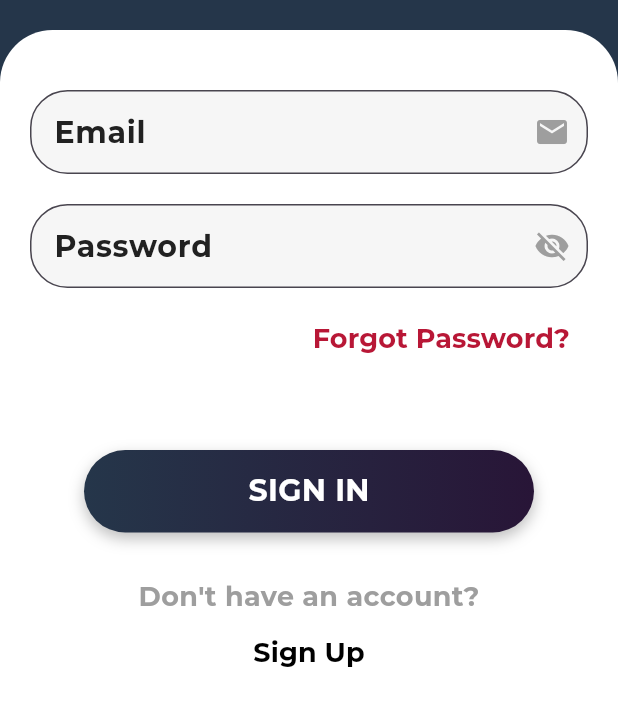
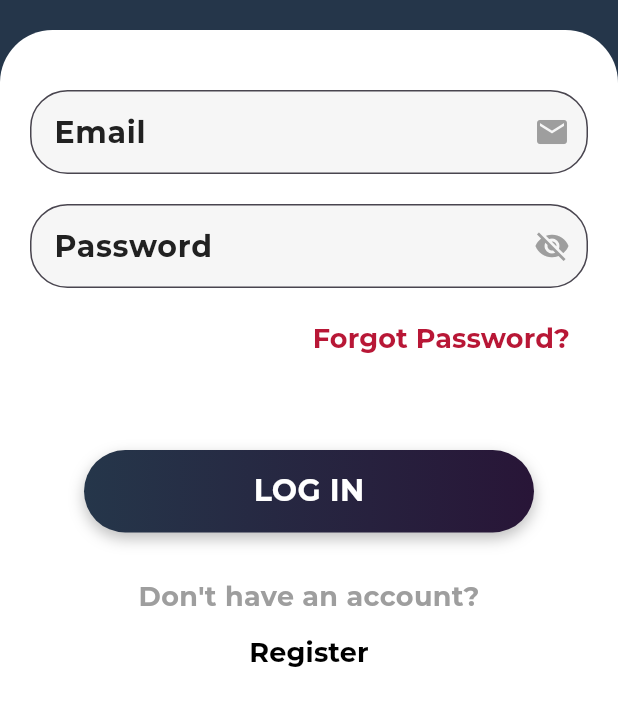
Before and after one commit to SworupTimalsina/FanPulse, a Flutter app: the screen it shows after launch, after a tap on "Skip", after a tap on "Done", on a phone screen of 412 x 824 dp, the part 270-996 px from its top. Run offline on Flutter 3.47's test engine with Material 3 defaults, Android fonts, the phone set to English and light mode, and no system bars.

Commit message:
splash screen added

```diff
--- a/lib/app.dart
+++ b/lib/app.dart
@@ -1,5 +1,5 @@
 import 'package:fanpulse/core/app_theme1/app_theme.dart';
-import 'package:fanpulse/view/onboarding_screen_view.dart';
+import 'package:fanpulse/view/splashscreen_view.dart';
 import 'package:flutter/material.dart';
 
 class MyApp extends StatelessWidget {
@@ -11,7 +11,7 @@ class MyApp extends StatelessWidget {
       debugShowCheckedModeBanner: false,
       title: 'FanPulse',
       theme: getApplicationTheme(),
-      home: const OnboardingScreen(),
+      home: const SplashScreen(),
     );
   }
 }
--- a/lib/view/forgot_password_screen_view.dart
+++ b/lib/view/forgot_password_screen_view.dart
@@ -6,7 +6,8 @@ class ForgotPasswordScreen extends StatelessWidget {
   @override
   Widget build(BuildContext context) {
     return Scaffold(
-      resizeToAvoidBottomInset: true, // Ensures layout resizes when keyboard is open
+      resizeToAvoidBottomInset:
+          true, // Ensures layout resizes when keyboard is open
       body: Stack(
         children: [
           // Background Gradient
@@ -48,7 +49,8 @@ class ForgotPasswordScreen extends StatelessWidget {
             child: Container(
               decoration: const BoxDecoration(
                 borderRadius: BorderRadius.only(
-                    topLeft: Radius.circular(40), topRight: Radius.circular(40)),
+                    topLeft: Radius.circular(40),
+                    topRight: Radius.circular(40)),
                 color: Colors.white,
               ),
               height: double.infinity,
@@ -112,7 +114,7 @@ class ForgotPasswordScreen extends StatelessWidget {
                             style: TextStyle(
                               fontWeight: FontWeight.bold,
                               color: Colors.grey,
-                              fontSize: 20,
+                              fontSize: 18,
                             ),
                           ),
                           TextButton(
@@ -120,10 +122,10 @@ class ForgotPasswordScreen extends StatelessWidget {
                               Navigator.pop(context); // Go to login screen
                             },
                             child: const Text(
-                              "Sign in",
+                              "LOG IN",
                               style: TextStyle(
                                 fontWeight: FontWeight.bold,
-                                fontSize: 19,
+                                fontSize: 17,
                                 color: Colors.black,
                               ),
                             ),
--- a/lib/view/login_screen_view.dart
+++ b/lib/view/login_screen_view.dart
@@ -1,6 +1,7 @@
 import 'package:fanpulse/view/forgot_password_screen_view.dart';
 import 'package:fanpulse/view/registration_screen_view.dart';
 import 'package:flutter/material.dart';
+
 import 'dashboard_screen_view.dart';
 
 class LoginScreen extends StatefulWidget {
@@ -128,7 +129,8 @@ class _LoginScreenState extends State<LoginScreen> {
                             Navigator.push(
                               context,
                               MaterialPageRoute(
-                                builder: (context) => const ForgotPasswordScreen(),
+                                builder: (context) =>
+                                    const ForgotPasswordScreen(),
                               ),
                             );
                           },
@@ -191,7 +193,7 @@ class _LoginScreenState extends State<LoginScreen> {
                           ),
                           child: const Center(
                             child: Text(
-                              'SIGN IN',
+                              'LOG IN',
                               style: TextStyle(
                                 fontWeight: FontWeight.bold,
                                 fontSize: 20,
@@ -220,12 +222,13 @@ class _LoginScreenState extends State<LoginScreen> {
                                 Navigator.push(
                                   context,
                                   MaterialPageRoute(
-                                    builder: (context) => const RegisterScreen(),
+                                    builder: (context) =>
+                                        const RegisterScreen(),
                                   ),
                                 );
                               },
                               child: const Text(
-                                'Sign Up',
+                                'Register',
                                 style: TextStyle(
                                   fontWeight: FontWeight.bold,
                                   fontSize: 18,
--- a/lib/view/registration_screen_view.dart
+++ b/lib/view/registration_screen_view.dart
@@ -6,7 +6,8 @@ class RegisterScreen extends StatelessWidget {
   @override
   Widget build(BuildContext context) {
     return Scaffold(
-      resizeToAvoidBottomInset: true, // Ensures layout resizes when keyboard is open
+      resizeToAvoidBottomInset:
+          true, // Ensures layout resizes when keyboard is open
       body: Stack(
         children: [
           // Background Gradient
@@ -48,7 +49,8 @@ class RegisterScreen extends StatelessWidget {
             child: Container(
               decoration: const BoxDecoration(
                 borderRadius: BorderRadius.only(
-                    topLeft: Radius.circular(40), topRight: Radius.circular(40)),
+                    topLeft: Radius.circular(40),
+                    topRight: Radius.circular(40)),
                 color: Colors.white,
               ),
               height: double.infinity,
@@ -148,7 +150,7 @@ class RegisterScreen extends StatelessWidget {
                         ),
                         child: const Center(
                           child: Text(
-                            'SIGN UP',
+                            'REGISTER',
                             style: TextStyle(
                               fontWeight: FontWeight.bold,
                               fontSize: 20,
```
Also changed, not shown: lib/view/splashscreen_view.dart (+6 -19 lines).
